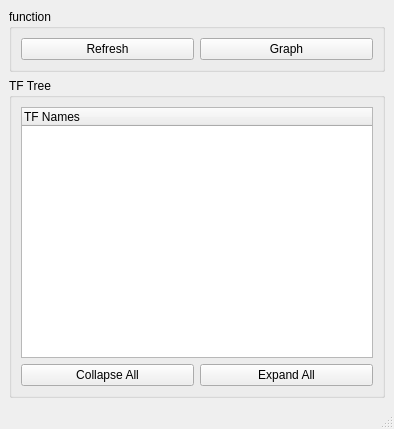
This is src/mainwindow.ui in HowardWhile/arc_tf_viewer as Qt 5 draws it before an edit. The edited form follows.
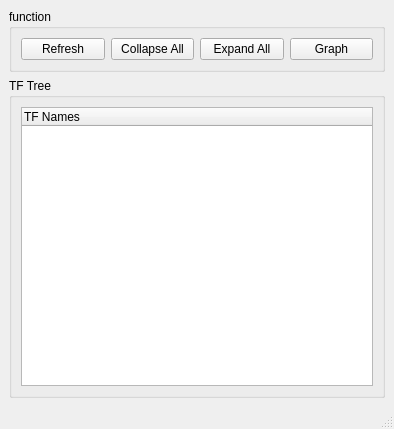
This is the edited form.

Commit message: can show the tf_tree pdf file

Patch:
```diff
--- a/src/mainwindow.ui
+++ b/src/mainwindow.ui
@@ -28,6 +28,20 @@
          </property>
         </widget>
        </item>
+       <item>
+        <widget class="QPushButton" name="btn_collapse_all">
+         <property name="text">
+          <string>Collapse All</string>
+         </property>
+        </widget>
+       </item>
+       <item>
+        <widget class="QPushButton" name="btn_expand_all">
+         <property name="text">
+          <string>Expand All</string>
+         </property>
+        </widget>
+       </item>
        <item>
         <widget class="QPushButton" name="btn_graphic">
          <property name="text">
@@ -61,20 +75,6 @@
          <property name="bottomMargin">
           <number>0</number>
          </property>
-         <item>
-          <widget class="QPushButton" name="btn_collapse_all">
-           <property name="text">
-            <string>Collapse All</string>
-           </property>
-          </widget>
-         </item>
-         <item>
-          <widget class="QPushButton" name="btn_expand_all">
-           <property name="text">
-            <string>Expand All</string>
-           </property>
-          </widget>
-         </item>
         </layout>
        </item>
       </layout>
```
The commit also changes 1 other file.
